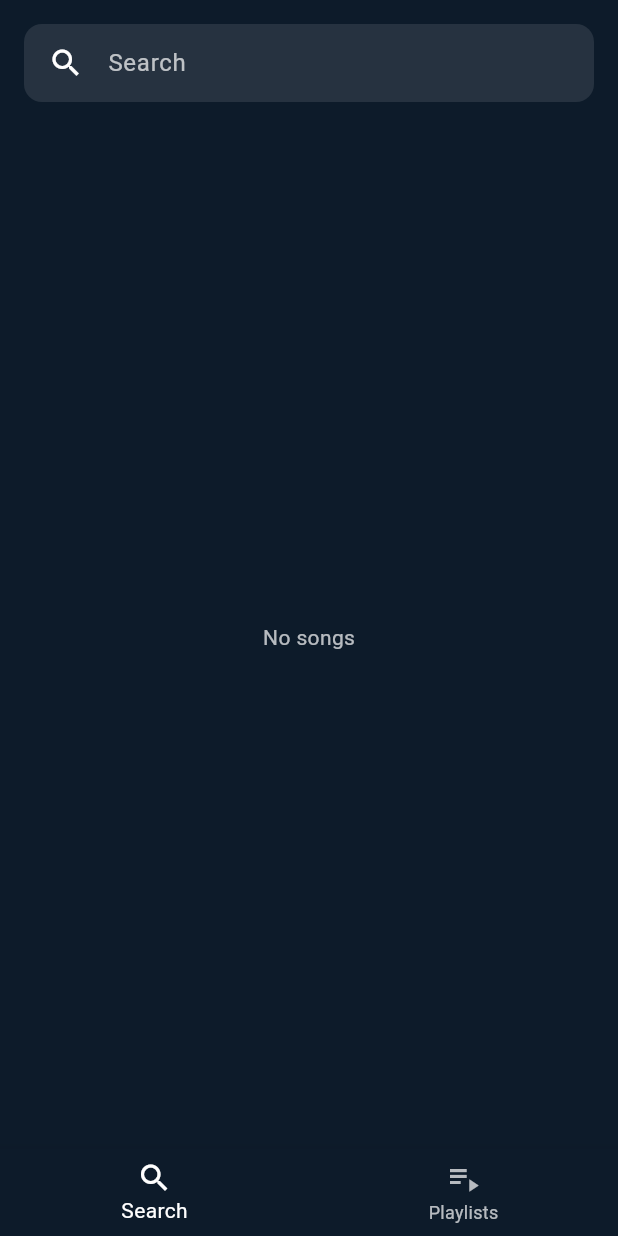
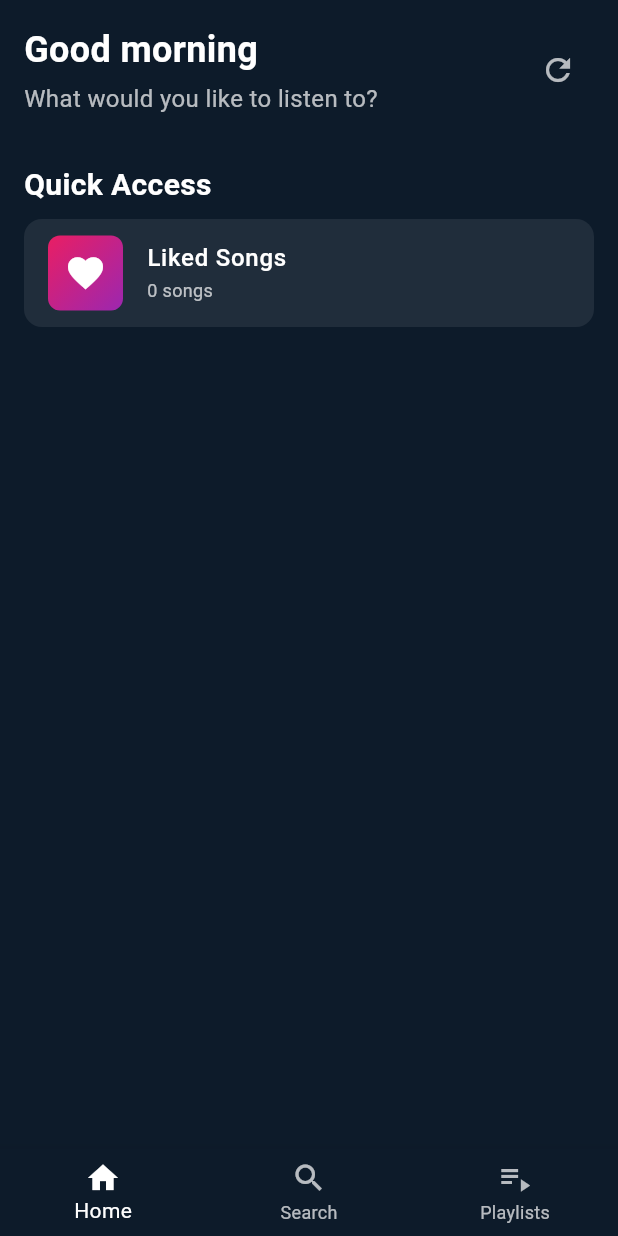
Before and after one commit to Rakshars/Mujic, a Flutter app: the screen it shows after launch, on a phone screen of 412 x 824 dp. Run offline on Flutter 3.47's test engine with Material 3 defaults, Android fonts, the phone set to English and light mode, and no system bars; our stand-ins replace audioplayers, just_audio, share_plus; missing offline and left inert: youtube_explode_dart.

Commit message:
Added home page

```diff
--- /dev/null
+++ b/lib/pages/home_content_page.dart
@@ -0,0 +1,547 @@
+import 'package:flutter/material.dart';
+import 'package:youtube_explode_dart/youtube_explode_dart.dart';
+
+class HomeContentPage extends StatefulWidget {
+  final YoutubeExplode yt;
+  final Function(Video, {int? index}) onPlaySong;
+  final Animation<double> fadeAnimation;
+  final ValueNotifier<Video?> currentVideoNotifier;
+  final ValueNotifier<List<Video>> recentlyPlayedNotifier;
+  final ValueNotifier<List<Video>> likedSongsNotifier;
+
+  const HomeContentPage({
+    super.key,
+    required this.yt,
+    required this.onPlaySong,
+    required this.fadeAnimation,
+    required this.currentVideoNotifier,
+    required this.recentlyPlayedNotifier,
+    required this.likedSongsNotifier,
+  });
+
+  @override
+  State<HomeContentPage> createState() => _HomeContentPageState();
+}
+
+class _HomeContentPageState extends State<HomeContentPage>
+    with AutomaticKeepAliveClientMixin {
+
+  List<Video> _trendingMusic = [];
+  List<Video> _madeForYou = [];
+  bool _isLoading = true;
+  bool _hasMadeForYouContent = false;
+  List<String> _trendingQueries = [];
+
+  @override
+  bool get wantKeepAlive => true;
+
+  @override
+  void initState() {
+    super.initState();
+    _initializeTrendingQueries();
+    _loadHomeContent();
+
+    // Listen to recently played to generate "Made for You" content
+    widget.recentlyPlayedNotifier.addListener(_generateMadeForYouContent);
+  }
+
+  void _initializeTrendingQueries() {
+    final currentYear = DateTime.now().year;
+    _trendingQueries = [
+      'trending music $currentYear',
+      'viral songs $currentYear',
+      'hit songs $currentYear',
+      'popular music $currentYear',
+      'top charts $currentYear',
+      'new releases $currentYear',
+      'latest hits $currentYear',
+    ];
+  }
+
+  @override
+  void dispose() {
+    widget.recentlyPlayedNotifier.removeListener(_generateMadeForYouContent);
+    super.dispose();
+  }
+
+  Future<void> _loadHomeContent() async {
+    setState(() => _isLoading = true);
+
+    try {
+      // Use a random query from the list for variety
+      final randomQuery = _trendingQueries[DateTime.now().millisecondsSinceEpoch % _trendingQueries.length];
+      final trendingResults = await widget.yt.search.getVideos(randomQuery);
+      _trendingMusic = trendingResults.take(10).toList();
+
+      setState(() => _isLoading = false);
+    } catch (e) {
+      setState(() => _isLoading = false);
+      debugPrint("Error loading home content: $e");
+    }
+  }
+
+  Future<void> _generateMadeForYouContent() async {
+    final recentlyPlayed = widget.recentlyPlayedNotifier.value;
+
+    if (recentlyPlayed.isEmpty) {
+      setState(() {
+        _madeForYou = [];
+        _hasMadeForYouContent = false;
+      });
+      return;
+    }
+
+    try {
+      // Get unique artists from recently played songs
+      final artists = recentlyPlayed
+          .map((video) => video.author)
+          .toSet()
+          .take(3)
+          .toList();
+
+      List<Video> suggestions = [];
+
+      // Generate suggestions based on artists
+      for (final artist in artists) {
+        try {
+          final artistResults = await widget.yt.search.getVideos('$artist songs');
+          final filteredResults = artistResults
+              .where((video) => !recentlyPlayed.any((recent) => recent.id.value == video.id.value))
+              .take(3)
+              .toList();
+          suggestions.addAll(filteredResults);
+        } catch (e) {
+          debugPrint("Error getting suggestions for $artist: $e");
+        }
+      }
+
+      // If we have less than 6 suggestions, add some genre-based suggestions
+      if (suggestions.length < 6) {
+        try {
+          final genreResults = await widget.yt.search.getVideos('similar songs');
+          final additionalSuggestions = genreResults
+              .where((video) =>
+                  !suggestions.any((s) => s.id.value == video.id.value) &&
+                  !recentlyPlayed.any((recent) => recent.id.value == video.id.value))
+              .take(6 - suggestions.length)
+              .toList();
+          suggestions.addAll(additionalSuggestions);
+        } catch (e) {
+          debugPrint("Error getting additional suggestions: $e");
+        }
+      }
+
+      setState(() {
+        _madeForYou = suggestions.take(8).toList();
+        _hasMadeForYouContent = _madeForYou.isNotEmpty;
+      });
+    } catch (e) {
+      debugPrint("Error generating Made for You content: $e");
+    }
+  }
+
+  void _removeFromRecentlyPlayed(Video video) {
+    final current = List<Video>.from(widget.recentlyPlayedNotifier.value);
+    current.removeWhere((v) => v.id.value == video.id.value);
+    widget.recentlyPlayedNotifier.value = current;
+  }
+
+  Widget _buildSectionHeader(String title, {VoidCallback? onSeeAll}) {
+    return Padding(
+      padding: const EdgeInsets.symmetric(horizontal: 16.0, vertical: 8.0),
+      child: Row(
+        mainAxisAlignment: MainAxisAlignment.spaceBetween,
+        children: [
+          Text(
+            title,
+            style: const TextStyle(
+              color: Colors.white,
+              fontSize: 20,
+              fontWeight: FontWeight.bold,
+            ),
+          ),
+          if (onSeeAll != null)
+            TextButton(
+              onPressed: onSeeAll,
+              child: const Text(
+                "See all",
+                style: TextStyle(color: Colors.white70),
+              ),
+            ),
+        ],
+      ),
+    );
+  }
+
+  Widget _buildHorizontalVideoList(List<Video> videos, {bool showLargeCards = false, bool showRemoveButton = false}) {
+    return Container(
+      height: showLargeCards ? 200 : 160,
+      child: ListView.builder(
+        scrollDirection: Axis.horizontal,
+        padding: const EdgeInsets.symmetric(horizontal: 16.0),
+        itemCount: videos.length,
+        itemBuilder: (context, index) {
+          final video = videos[index];
+          return ValueListenableBuilder<Video?>(
+            valueListenable: widget.currentVideoNotifier,
+            builder: (_, currentVideo, __) {
+              final isPlayingSong = currentVideo?.id.value == video.id.value;
+              return Container(
+                width: showLargeCards ? 140 : 120,
+                margin: const EdgeInsets.only(right: 12.0),
+                child: InkWell(
+                  onTap: () => widget.onPlaySong(video),
+                  splashColor: Colors.transparent,
+                  highlightColor: Colors.transparent,
+                  child: Column(
+                    crossAxisAlignment: CrossAxisAlignment.start,
+                    children: [
+                      Stack(
+                        children: [
+                          ClipRRect(
+                            borderRadius: BorderRadius.circular(8),
+                            child: Container(
+                              height: showLargeCards ? 105 : 90,
+                              width: double.infinity,
+                              color: Colors.grey[800],
+                              child: Image.network(
+                                video.thumbnails.highResUrl,
+                                fit: BoxFit.cover,
+                                errorBuilder: (_, __, ___) => Container(
+                                  decoration: BoxDecoration(
+                                    gradient: LinearGradient(
+                                      colors: [
+                                        Colors.deepPurple.shade400,
+                                        Colors.deepPurple.shade700,
+                                      ],
+                                      begin: Alignment.topLeft,
+                                      end: Alignment.bottomRight,
+                                    ),
+                                    borderRadius: BorderRadius.circular(8),
+                                  ),
+                                  child: const Icon(
+                                    Icons.music_note,
+                                    color: Colors.white,
+                                    size: 40,
+                                  ),
+                                ),
+                              ),
+                            ),
+                          ),
+                          if (showRemoveButton)
+                            Positioned(
+                              top: 4,
+                              right: 4,
+                              child: InkWell(
+                                onTap: () => _removeFromRecentlyPlayed(video),
+                                splashColor: Colors.transparent,
+                                highlightColor: Colors.transparent,
+                                child: Container(
+                                  padding: const EdgeInsets.all(2),
+                                  decoration: BoxDecoration(
+                                    color: Colors.black.withOpacity(0.7),
+                                    shape: BoxShape.circle,
+                                  ),
+                                  child: const Icon(
+                                    Icons.close,
+                                    color: Colors.white,
+                                    size: 14,
+                                  ),
+                                ),
+                              ),
+                            ),
+                          if (isPlayingSong)
+                            Positioned.fill(
+                              child: Container(
+                                decoration: BoxDecoration(
+                                  color: Colors.black.withOpacity(0.5),
+                                  borderRadius: BorderRadius.circular(8),
+                                ),
+                                child: Center(
+                                  child: FadeTransition(
+                                    opacity: widget.fadeAnimation,
+                                    child: Container(
+                                      width: 20,
+                                      height: 20,
+                                      decoration: const BoxDecoration(
+                                        shape: BoxShape.circle,
+                                        color: Colors.white,
+                                      ),
+                                    ),
+                                  ),
+                                ),
+                              ),
+                            ),
+                        ],
+                      ),
+                      const SizedBox(height: 8),
+                      Container(
+                        height: showLargeCards ? 32 : 28,
+                        child: Text(
+                          video.title,
+                          style: const TextStyle(
+                            color: Colors.white,
+                            fontSize: 12,
+                            fontWeight: FontWeight.w500,
+                          ),
+                          maxLines: 2,
+                          overflow: TextOverflow.ellipsis,
+                        ),
+                      ),
+                      const SizedBox(height: 4),
+                      Container(
+                        height: 14,
+                        child: Text(
+                          video.author,
+                          style: const TextStyle(
+                            color: Colors.white60,
+                            fontSize: 11,
+                          ),
+                          maxLines: 1,
+                          overflow: TextOverflow.ellipsis,
+                        ),
+                      ),
+                    ],
+                  ),
+                ),
+              );
+            },
+          );
+        },
+      ),
+    );
+  }
+
+  Widget _buildQuickAccessSection() {
+    return ValueListenableBuilder<List<Video>>(
+      valueListenable: widget.likedSongsNotifier,
+      builder: (_, likedSongs, __) {
+        return Column(
+          children: [
+            _buildSectionHeader("Quick Access"),
+            Padding(
+              padding: const EdgeInsets.symmetric(horizontal: 16.0),
+              child: Column(
+                children: [
+                  // Liked Songs Quick Access
+                  Container(
+                    margin: const EdgeInsets.only(bottom: 12),
+                    decoration: BoxDecoration(
+                      color: Colors.white.withOpacity(0.08),
+                      borderRadius: BorderRadius.circular(12),
+                    ),
+                    child: ListTile(
+                      leading: Container(
+                        width: 50,
+                        height: 50,
+                        decoration: BoxDecoration(
+                          gradient: const LinearGradient(
+                            colors: [Colors.pink, Colors.purple],
+                            begin: Alignment.topLeft,
+                            end: Alignment.bottomRight,
+                          ),
+                          borderRadius: BorderRadius.circular(8),
+                        ),
+                        child: const Icon(Icons.favorite, color: Colors.white, size: 28),
+                      ),
+                      title: const Text("Liked Songs", style: TextStyle(color: Colors.white, fontWeight: FontWeight.w500)),
+                      subtitle: Text("${likedSongs.length} songs", style: const TextStyle(color: Colors.white70, fontSize: 12)),
+                      trailing: likedSongs.isNotEmpty
+                        ? IconButton(
+                            icon: const Icon(Icons.play_arrow, color: Colors.white, size: 28),
+                            onPressed: () {
+                              if (likedSongs.isNotEmpty) {
+                                widget.onPlaySong(likedSongs.first);
+                              }
+                            },
+                            splashColor: Colors.transparent,
+                            highlightColor: Colors.transparent,
+                          )
+                        : null,
+                      onTap: likedSongs.isNotEmpty
+                        ? () => widget.onPlaySong(likedSongs.first)
+                        : null,
+                    ),
+                  ),
+                  // Recently Played Quick Access
+                  ValueListenableBuilder<List<Video>>(
+                    valueListenable: widget.recentlyPlayedNotifier,
+                    builder: (_, recentlyPlayed, __) {
+                      if (recentlyPlayed.isEmpty) return const SizedBox();
+                      return Container(
+                        decoration: BoxDecoration(
+                          color: Colors.white.withOpacity(0.08),
+                          borderRadius: BorderRadius.circular(12),
+                        ),
+                        child: ListTile(
+                          leading: ClipRRect(
+                            borderRadius: BorderRadius.circular(8),
+                            child: Container(
+                              width: 50,
+                              height: 50,
+                              color: Colors.grey[800],
+                              child: Image.network(
+                                recentlyPlayed.first.thumbnails.highResUrl,
+                                fit: BoxFit.cover,
+                                errorBuilder: (_, __, ___) => Container(
+                                  decoration: BoxDecoration(
+                                    gradient: const LinearGradient(
+                                      colors: [Colors.blue, Colors.indigo],
+                                      begin: Alignment.topLeft,
+                                      end: Alignment.bottomRight,
+                                    ),
+                                    borderRadius: BorderRadius.circular(8),
+                                  ),
+                                  child: const Icon(Icons.history, color: Colors.white, size: 28),
+                                ),
+                              ),
+                            ),
+                          ),
+                          title: const Text("Recently Played", style: TextStyle(color: Colors.white, fontWeight: FontWeight.w500)),
+                          subtitle: Text("Last played: ${recentlyPlayed.first.title.length > 30 ? recentlyPlayed.first.title.substring(0, 30) + '...' : recentlyPlayed.first.title}",
+                            style: const TextStyle(color: Colors.white70, fontSize: 12)),
+                          trailing: IconButton(
+                            icon: const Icon(Icons.play_arrow, color: Colors.white, size: 28),
+                            onPressed: () => widget.onPlaySong(recentlyPlayed.first),
+                            splashColor: Colors.transparent,
+                            highlightColor: Colors.transparent,
+                          ),
+                          onTap: () => widget.onPlaySong(recentlyPlayed.first),
+                        ),
+                      );
+                    },
+                  ),
+                ],
+              ),
+            ),
+          ],
+        );
+      },
+    );
+  }
+
+  @override
+  Widget build(BuildContext context) {
+    super.build(context);
+    return Scaffold(
+      backgroundColor: const Color(0xFF0D1B2A),
+      body: SafeArea(
+        child: _isLoading
+          ? const Center(
+              child: CircularProgressIndicator(color: Colors.white),
+            )
+          : RefreshIndicator(
+              onRefresh: () async {
+                _initializeTrendingQueries();
+                await _loadHomeContent();
+              },
+              color: Colors.white,
+              backgroundColor: const Color(0xFF1B2A3C),
+              child: SingleChildScrollView(
+                physics: const AlwaysScrollableScrollPhysics(),
+                child: Column(
+                  crossAxisAlignment: CrossAxisAlignment.start,
+                  children: [
+                    // App title and greeting
+                    Padding(
+                      padding: const EdgeInsets.all(16.0),
+                      child: Column(
+                        crossAxisAlignment: CrossAxisAlignment.start,
+                        children: [
+                          Row(
+                            mainAxisAlignment: MainAxisAlignment.spaceBetween,
+                            children: [
+                              Expanded(
+                                child: Column(
+                                  crossAxisAlignment: CrossAxisAlignment.start,
+                                  children: [
+                                    Text(
+                                      "Good ${_getGreeting()}",
+                                      style: const TextStyle(
+                                        color: Colors.white,
+                                        fontSize: 24,
+                                        fontWeight: FontWeight.bold,
+                                      ),
+                                    ),
+                                    const SizedBox(height: 4),
+                                    const Text(
+                                      "What would you like to listen to?",
+                                      style: TextStyle(
+                                        color: Colors.white70,
+                                        fontSize: 16,
+                                      ),
+                                    ),
+                                  ],
+                                ),
+                              ),
+                              // Refresh button for trending content
+                              IconButton(
+                                onPressed: () {
+                                  _initializeTrendingQueries();
+                                  _loadHomeContent();
+                                },
+                                icon: const Icon(
+                                  Icons.refresh,
+                                  color: Colors.white70,
+                                  size: 24,
+                                ),
+                                splashColor: Colors.transparent,
+                                highlightColor: Colors.transparent,
+                              ),
+                            ],
+                          ),
+                        ],
+                      ),
+                    ),
+
+                    const SizedBox(height: 8),
+
+                    // Quick Access Section
+                    _buildQuickAccessSection(),
+
+                    const SizedBox(height: 24),
+
+                    // Recently Played Section (horizontal list)
+                    ValueListenableBuilder<List<Video>>(
+                      valueListenable: widget.recentlyPlayedNotifier,
+                      builder: (_, recentlyPlayed, __) {
+                        if (recentlyPlayed.isEmpty) return const SizedBox();
+                        return Column(
+                          children: [
+                            _buildSectionHeader("Recently Played"),
+                            _buildHorizontalVideoList(recentlyPlayed.take(10).toList(), showRemoveButton: true),
+                            const SizedBox(height: 24),
+                          ],
+                        );
+                      },
+                    ),
+
+                    // Made for You Section (only show if user has search history)
+                    if (_hasMadeForYouContent && _madeForYou.isNotEmpty) ...[
+                      _buildSectionHeader("Made for You"),
+                      _buildHorizontalVideoList(_madeForYou),
+                      const SizedBox(height: 100), // Extra padding for bottom player
+                    ],
+
+                    // Add extra padding at the end if there's no Made for You content
+                    if (!_hasMadeForYouContent || _madeForYou.isEmpty)
+                      const SizedBox(height: 100),
+                  ],
+                ),
+              ),
+            ),
+      ),
+    );
+  }
+
+  String _getGreeting() {
+    final hour = DateTime.now().hour;
+    if (hour < 12) {
+      return "morning";
+    } else if (hour < 17) {
+      return "afternoon";
+    } else {
+      return "evening";
+    }
+  }
+}
--- a/lib/pages/home_page.dart
+++ b/lib/pages/home_page.dart
@@ -6,6 +6,7 @@ import 'package:youtube_explode_dart/youtube_explode_dart.dart';
 import 'package:share_plus/share_plus.dart';
 import 'search_page.dart';
 import 'playlist_page.dart';
+import 'home_content_page.dart';
 import '../utils/format_duration.dart';
 
 class HomePage extends StatefulWidget {
@@ -57,6 +58,9 @@ class _HomePageState extends State<HomePage>
 
   // Add a ValueNotifier to trigger modal updates
   final ValueNotifier<int> _modalUpdateNotifier = ValueNotifier<int>(0);
+
+  // --- Recently played songs ---
+  final ValueNotifier<List<Video>> _recentlyPlayedNotifier = ValueNotifier<List<Video>>([]);
 
   @override
   void initState() {
@@ -141,6 +145,15 @@ class _HomePageState extends State<HomePage>
     });
 
     _pages = [
+      HomeContentPage(
+        yt: yt,
+        onPlaySong: (video, {int? index}) =>
+            _playSong(video, index: index, fromPlaylist: _results),
+        fadeAnimation: _fadeAnimation,
+        currentVideoNotifier: _currentVideoNotifier,
+        recentlyPlayedNotifier: _recentlyPlayedNotifier,
+        likedSongsNotifier: _likedSongsNotifier,
+      ),
       SearchPage(
         yt: yt,
         onPlaySong: (video, {int? index}) =>
@@ -171,6 +184,7 @@ class _HomePageState extends State<HomePage>
     _animController.dispose();
     _playlistUpdateNotifier.dispose();
     _modalUpdateNotifier.dispose();
+    _recentlyPlayedNotifier.dispose();
     super.dispose();
   }
 
@@ -196,6 +210,19 @@ class _HomePageState extends State<HomePage>
     _likedSongsNotifier.value = current;
   }
 
+  void _addToRecentlyPlayed(Video video) {
+    final current = List<Video>.from(_recentlyPlayedNotifier.value);
+    // Remove if already exists to avoid duplicates
+    current.removeWhere((v) => v.id.value == video.id.value);
+    // Add to beginning
+    current.insert(0, video);
+    // Keep only latest 20 songs
+    if (current.length > 20) {
+      current.removeRange(20, current.length);
+    }
+    _recentlyPlayedNotifier.value = current;
+  }
+
   Future<void> _playSong(Video video,
       {int? index, required List<Video> fromPlaylist}) async {
     // Immediately update UI state for instant feedback
@@ -206,6 +233,9 @@ class _HomePageState extends State<HomePage>
     });
 
     _currentVideoNotifier.value = video;
+
+    // Add to recently played
+    _addToRecentlyPlayed(video);
 
     // Run audio preparation asynchronously without blocking UI
     _prepareAndPlayAudio(video);
@@ -905,6 +935,7 @@ class _HomePageState extends State<HomePage>
         onTap: (index) => setState(() => _currentIndex = index),
         type: BottomNavigationBarType.fixed,
         items: const [
+          BottomNavigationBarItem(icon: Icon(Icons.home), label: "Home"),
           BottomNavigationBarItem(icon: Icon(Icons.search), label: "Search"),
           BottomNavigationBarItem(
               icon: Icon(Icons.playlist_play), label: "Playlists"),
```
Also changed, not shown: pubspec.lock, pubspec.yaml (line endings or trailing spaces), 1 other file.
